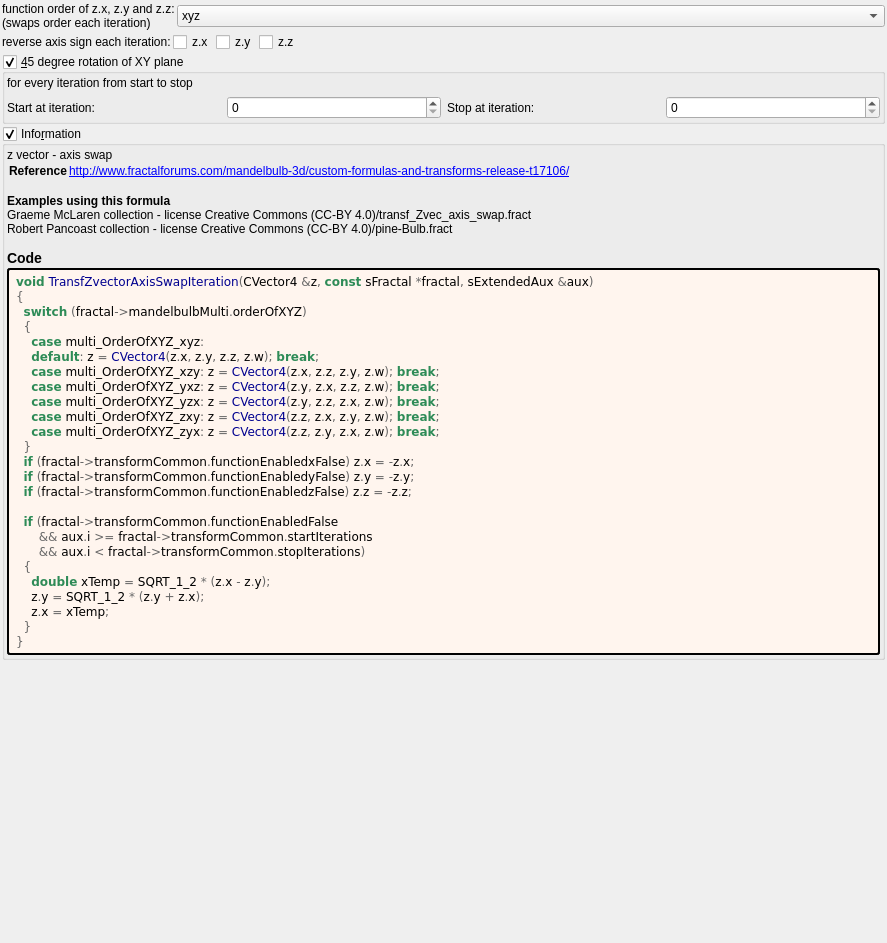
Old version of the form mandelbulber2/formula/ui/transf_zvector_axis_swap.ui in the repository buddhi1980/mandelbulber2.
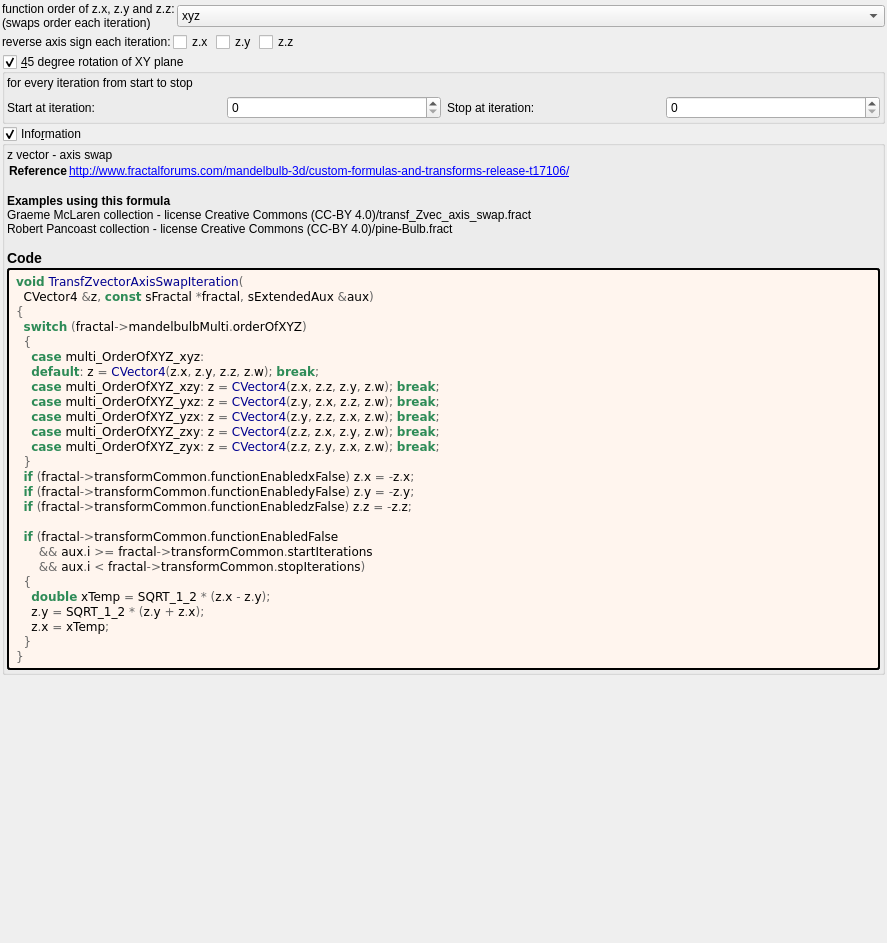
New version of the form. Custom widgets are drawn as their Qt base class.

The edit to the form file:
```diff
--- a/mandelbulber2/formula/ui/transf_zvector_axis_swap.ui
+++ b/mandelbulber2/formula/ui/transf_zvector_axis_swap.ui
@@ -258,7 +258,8 @@
         </property>
         <property name="text">
          <string notr="true">&lt;body style=&quot;background-color:#fff5ee&quot;&gt;
-&lt;pre style=&quot;color:#000000; background-color:#fff5ee;  font-family:'Courier New',monospace;&quot;&gt;&lt;span style=&quot;color:#2e8b57; font-weight:bold&quot;&gt;void&lt;/span&gt; &lt;span style=&quot;color:#00008f&quot;&gt;TransfZvectorAxisSwapIteration&lt;/span&gt;&lt;span style=&quot;color:#676767&quot;&gt;(&lt;/span&gt;CVector4 &lt;span style=&quot;color:#676767&quot;&gt;&amp;amp;&lt;/span&gt;z&lt;span style=&quot;color:#676767&quot;&gt;,&lt;/span&gt; &lt;span style=&quot;color:#2e8b57; font-weight:bold&quot;&gt;const&lt;/span&gt; sFractal &lt;span style=&quot;color:#676767&quot;&gt;*&lt;/span&gt;fractal&lt;span style=&quot;color:#676767&quot;&gt;,&lt;/span&gt; sExtendedAux &lt;span style=&quot;color:#676767&quot;&gt;&amp;amp;&lt;/span&gt;aux&lt;span style=&quot;color:#676767&quot;&gt;)&lt;/span&gt;
+&lt;pre style=&quot;color:#000000; background-color:#fff5ee;  font-family:'Courier New',monospace;&quot;&gt;&lt;span style=&quot;color:#2e8b57; font-weight:bold&quot;&gt;void&lt;/span&gt; &lt;span style=&quot;color:#00008f&quot;&gt;TransfZvectorAxisSwapIteration&lt;/span&gt;&lt;span style=&quot;color:#676767&quot;&gt;(&lt;/span&gt;
+  CVector4 &lt;span style=&quot;color:#676767&quot;&gt;&amp;amp;&lt;/span&gt;z&lt;span style=&quot;color:#676767&quot;&gt;,&lt;/span&gt; &lt;span style=&quot;color:#2e8b57; font-weight:bold&quot;&gt;const&lt;/span&gt; sFractal &lt;span style=&quot;color:#676767&quot;&gt;*&lt;/span&gt;fractal&lt;span style=&quot;color:#676767&quot;&gt;,&lt;/span&gt; sExtendedAux &lt;span style=&quot;color:#676767&quot;&gt;&amp;amp;&lt;/span&gt;aux&lt;span style=&quot;color:#676767&quot;&gt;)&lt;/span&gt;
 &lt;span style=&quot;color:#676767&quot;&gt;{&lt;/span&gt;
   &lt;span style=&quot;color:#2e8b57; font-weight:bold&quot;&gt;switch&lt;/span&gt; &lt;span style=&quot;color:#676767&quot;&gt;(&lt;/span&gt;fractal&lt;span style=&quot;color:#676767&quot;&gt;-&amp;gt;&lt;/span&gt;mandelbulbMulti&lt;span style=&quot;color:#676767&quot;&gt;.&lt;/span&gt;orderOfXYZ&lt;span style=&quot;color:#676767&quot;&gt;)&lt;/span&gt;
   &lt;span style=&quot;color:#676767&quot;&gt;{&lt;/span&gt;
```
